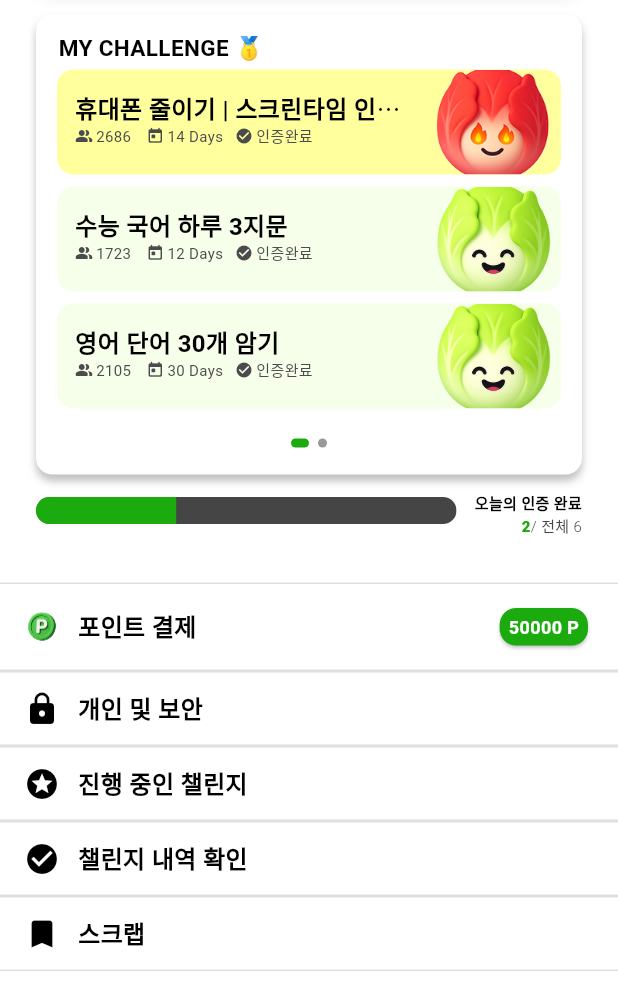
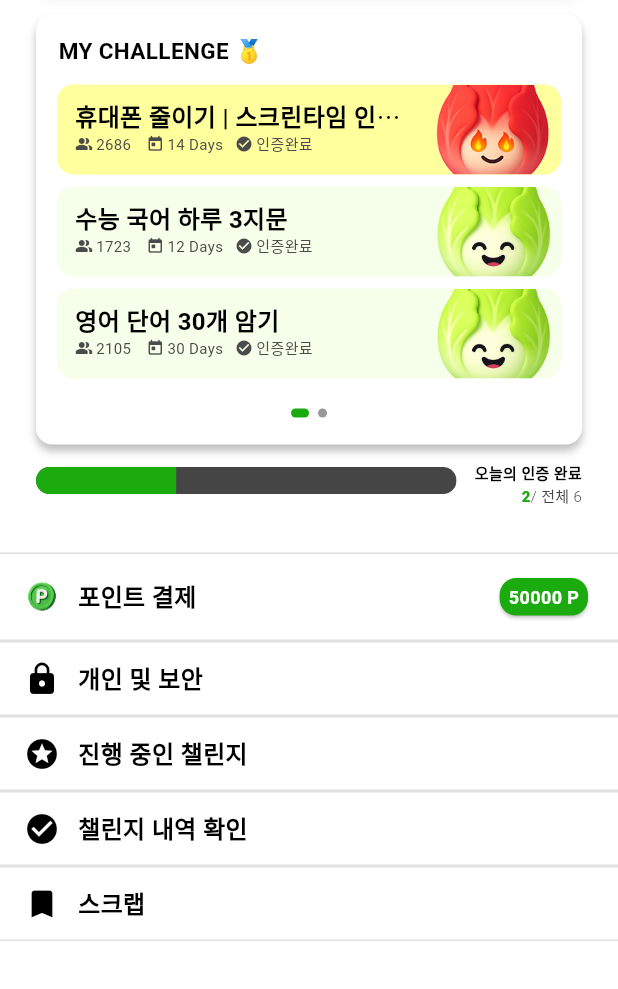
Before and after one commit to UniCon-BetU/bet_u, a Flutter app: the ProfilePage screen opened directly, on a phone screen of 412 x 824 dp, the part 247-1236 px from its top. Run offline on Flutter 3.47's test engine with Material 3 defaults, Android fonts, the phone set to English and light mode, and no system bars; our stand-ins replace image_picker, shared_preferences, smooth_page_indicator; missing offline and left inert: tosspayments_widget_sdk_flutter; accounts and stored records are empty; network calls fail; Roboto replaces fonts that are missing (Freesentation).

Commit message:
챌린지타일위젯 / 섹션위젯

```diff
--- a/lib/views/pages/challenge_tab/challenge_page.dart
+++ b/lib/views/pages/challenge_tab/challenge_page.dart
@@ -410,6 +410,7 @@ class _ChallengePageState extends State<ChallengePage> {
                             padding: const EdgeInsets.symmetric(horizontal: 24),
                             child: BetuChallengeSectionWidget(
                               challengeFrom: allChallenges,
+                              cardBackground: Color(0xFFE4FF9A),
                               onTileTap: (challenge) => _goToProcessingPage(
                                 challenge,
                                 fromSearch: _isSearching,
--- a/lib/views/pages/community_tab/board_page.dart
+++ b/lib/views/pages/community_tab/board_page.dart
@@ -14,7 +14,7 @@ class BoardPage extends StatefulWidget {
     super.key,
     required this.title,
     required this.posts,
-    this.crewId,
+    this.crewId = 0,
   });
 
   @override
--- a/lib/views/pages/community_tab/group_page.dart
+++ b/lib/views/pages/community_tab/group_page.dart
@@ -5,7 +5,7 @@ import 'package:bet_u/models/group.dart';
 import 'package:bet_u/utils/token_util.dart';
 import 'package:bet_u/views/pages/community_tab/board_page.dart';
 import 'package:bet_u/views/pages/community_tab/post_page.dart';
-import 'package:bet_u/views/widgets/challenge_section_widget.dart';
+import 'package:bet_u/views/widgets/section_widget.dart';
 import 'package:bet_u/views/widgets/postcard_widget.dart';
 import 'package:bet_u/views/widgets/profile_widget.dart';
 import 'package:bet_u/views/widgets/ranking_widget.dart';
@@ -337,7 +337,7 @@ class _GroupPageState extends State<GroupPage> {
 
               const SizedBox(height: 20),
 
-              ChallengeSectionWidget(title: '그룹 챌린지 🧩', items: demoChallenges),
+              SectionWidget(title: '그룹 챌린지 🧩', items: demoChallenges),
 
               const SizedBox(height: 20),
 
--- a/lib/views/pages/login_page.dart
+++ b/lib/views/pages/login_page.dart
@@ -52,7 +52,7 @@ class _LoginPageState extends State<LoginPage> {
     if (userEmail.isEmpty || userPassword.isEmpty) {
       ScaffoldMessenger.of(
         context,
-      ).showSnackBar(const SnackBar(content: Text('아이디와 비밀번호를 입력해주세요')));
+      ).showSnackBar(const SnackBar(content: Text('이메일과 비밀번호를 입력해주세요')));
       return;
     }
 
@@ -222,7 +222,7 @@ class _LoginPageState extends State<LoginPage> {
                         const SizedBox(height: 32),
                         TextField(
                           controller: userEmailController,
-                          decoration: customInputDecoration('아이디'),
+                          decoration: customInputDecoration('이메일'),
                           style: const TextStyle(
                             color: Colors.black,
                             fontSize: 17,
--- a/lib/views/pages/mypage_tab/profile_page.dart
+++ b/lib/views/pages/mypage_tab/profile_page.dart
@@ -8,7 +8,7 @@ import 'package:bet_u/views/widgets/my_page_setting_widget.dart';
 import 'package:flutter/material.dart';
 import '../../../models/challenge.dart';
 import '../../../models/category.dart';
-import '../../widgets/challenge_section_widget.dart';
+import '../../widgets/section_widget.dart';
 import '../../widgets/popular_section_widget.dart';
 import 'package:bet_u/views/pages/settings_page.dart';
 import '../../../theme/app_colors.dart';
@@ -96,7 +96,19 @@ class ProfilePage extends StatelessWidget {
                     ],
                   ),
                   const SizedBox(height: 16),
-                  ChallengeSectionWidget(items: myChallenges),
+                  SectionWidget(
+                    items: myChallenges,
+                    onSectionTap: () {
+                      Navigator.push(
+                        context,
+                        MaterialPageRoute(
+                          builder: (_) =>
+                              MyChallengePage(myChallenges: allChallenges),
+                        )
+                      );
+                    }
+                  ),
+
                   const SizedBox(height: 12),
                   Row(
                     mainAxisAlignment: MainAxisAlignment.spaceBetween,
--- a/lib/views/widgets/challenge_section_widget.dart
+++ /dev/null
@@ -1,106 +0,0 @@
-import 'package:flutter/material.dart';
-import '/models/challenge.dart';
-import 'package:bet_u/views/widgets/challenge_tile_widget.dart';
-import '../../theme/app_colors.dart';
-
-class ChallengeSectionWidget extends StatefulWidget {
-  final List<Challenge> items;
-  final String title;
-
-  const ChallengeSectionWidget({
-    super.key,
-    required this.items,
-    this.title = 'MY CHALLENGE 🥇',
-  });
-
-  @override
-  State<ChallengeSectionWidget> createState() => _ChallengeSectionWidgetState();
-}
-
-class _ChallengeSectionWidgetState extends State<ChallengeSectionWidget> {
-  final _pc = PageController(viewportFraction: 1.0);
-  int _page = 0;
-
-  List<List<Challenge>> get _pages {
-    final chunk = <List<Challenge>>[];
-    for (var i = 0; i < widget.items.length; i += 3) {
-      chunk.add(widget.items.sublist(i, (i + 3).clamp(0, widget.items.length)));
-    }
-    return chunk.isEmpty ? [[]] : chunk;
-  }
-
-  @override
-  void dispose() {
-    _pc.dispose();
-    super.dispose();
-  }
-
-  @override
-  Widget build(BuildContext context) {
-    return Container(
-      //margin: const EdgeInsets.symmetric(horizontal: 6),
-      padding: const EdgeInsets.symmetric(horizontal: 10, vertical: 12),
-      decoration: BoxDecoration(
-        color: Colors.white,
-        borderRadius: BorderRadius.circular(11),
-        boxShadow: [
-          BoxShadow(
-            color: Colors.black.withValues(alpha: 0.25),
-            blurRadius: 4,
-            offset: Offset(0, 4),
-          ),
-        ],
-      ),
-      child: Column(
-        crossAxisAlignment: CrossAxisAlignment.start,
-        children: [
-          Padding(
-            padding: const EdgeInsets.symmetric(horizontal: 5),
-            child: Text(
-              widget.title,
-              style: const TextStyle(fontWeight: FontWeight.w600, fontSize: 15),
-            ),
-          ),
-
-          SizedBox(
-            height: 240,
-            child: PageView.builder(
-              controller: _pc,
-              itemCount: _pages.length,
-              onPageChanged: (i) => setState(() => _page = i),
-              itemBuilder: (_, idx) => Column(
-                children: _pages[idx]
-                    .map((c) => ChallengeTileWidget(c: c, showTags: false))
-                    .toList(),
-              ),
-            ),
-          ),
-
-          const SizedBox(height: 4),
-
-          Center(
-            child: Row(
-              mainAxisSize: MainAxisSize.min,
-              children: List.generate(_pages.length, (i) {
-                final active = i == _page;
-                return AnimatedContainer(
-                  duration: const Duration(milliseconds: 200),
-                  margin: const EdgeInsets.symmetric(
-                    horizontal: 3,
-                    vertical: 6,
-                  ),
-                  width: active ? 12 : 6,
-                  height: 6,
-                  decoration: BoxDecoration(
-                    color: active ? AppColors.primaryGreen : AppColors.Gray,
-                    borderRadius: BorderRadius.circular(6),
-                  ),
-                );
-              }),
-            ),
-          ),
-        ],
-      ),
-    );
-  }
-}
--- a/lib/views/widgets/challenge_tile_widget.dart
+++ b/lib/views/widgets/challenge_tile_widget.dart
@@ -104,17 +104,6 @@ class _ChallengeTileWidgetState extends State<ChallengeTileWidget> {
             fit: BoxFit.cover,
           );
 
-    final Widget? trophyImage =
-        (widget.c.status != ChallengeStatus.notStarted &&
-            widget.c.type == 'goal')
-        ? Image.asset(
-            'assets/images/trophy.png',
-            width: 80,
-            height: 80,
-            fit: BoxFit.cover,
-          )
-        : null;
-
     final Widget rightWidget =
         widget.trailingOverride ??
         (() {
@@ -164,7 +153,7 @@ class _ChallengeTileWidgetState extends State<ChallengeTileWidget> {
             }
           },
           child: SizedBox(
-            height: 70,
+            height: widget.showTags ? 70 : 60,
             child: Row(
               children: [
                 Expanded(
--- /dev/null
+++ b/lib/views/widgets/section_widget.dart
@@ -0,0 +1,143 @@
+import 'package:flutter/material.dart';
+import '/models/challenge.dart';
+import 'package:bet_u/views/widgets/challenge_tile_widget.dart';
+import '../../theme/app_colors.dart';
+
+class SectionWidget extends StatefulWidget {
+  final List<Challenge> items;
+  final String title;
+
+  /// 섹션 전체 탭 동작
+  final VoidCallback? onSectionTap;
+
+  /// 눌렀을 때 축소 비율 (예: 0.97)
+  final double pressedScale;
+
+  /// 프레스 애니메이션 시간
+  final Duration pressedAnimDuration;
+
+  const SectionWidget({
+    super.key,
+    required this.items,
+    this.title = 'MY CHALLENGE 🥇',
+    this.onSectionTap,
+    this.pressedScale = 0.97,
+    this.pressedAnimDuration = const Duration(milliseconds: 90),
+  });
+
+  @override
+  State<SectionWidget> createState() => _SectionWidgetState();
+}
+
+class _SectionWidgetState extends State<SectionWidget> {
+  final _pc = PageController(viewportFraction: 1.0);
+  int _page = 0;
+  bool _pressed = false;
+
+  List<List<Challenge>> get _pages {
+    final chunk = <List<Challenge>>[];
+    for (var i = 0; i < widget.items.length; i += 3) {
+      chunk.add(widget.items.sublist(i, (i + 3).clamp(0, widget.items.length)));
+    }
+    return chunk.isEmpty ? [[]] : chunk;
+  }
+
+  @override
+  void dispose() {
+    _pc.dispose();
+    super.dispose();
+  }
+
+  @override
+  Widget build(BuildContext context) {
+    final radius = BorderRadius.circular(11);
+
+    return Padding(
+      // 그림자가 잘리지 않도록 살짝 여백(필요 시 조절)
+      padding: const EdgeInsets.all(0),
+      child: DecoratedBox(                    // ← 그림자/배경은 "고정" 레이어
+        decoration: BoxDecoration(
+          color: Colors.white,
+          borderRadius: radius,
+          boxShadow: const [
+            BoxShadow(
+              color: Color(0x40000000),      // == Colors.black.withOpacity(0.25)
+              blurRadius: 4,
+              offset: Offset(0, 4),
+            ),
+          ],
+        ),
+        child: ClipRRect(                     // 리플 클리핑
+          borderRadius: radius,
+          child: Material(
+            color: Colors.transparent,
+            child: InkWell(
+              onTap: widget.onSectionTap,
+              // 눌림 상태로 스케일 토글
+              onHighlightChanged: (v) => setState(() => _pressed = v),
+
+              // ✅ 내용만 스케일 (카드/그림자는 고정)
+              child: AnimatedScale(
+                scale: _pressed ? widget.pressedScale : 1.0,
+                duration: widget.pressedAnimDuration,
+                alignment: Alignment.center,
+                child: Padding(
+                  padding: const EdgeInsets.symmetric(horizontal: 10, vertical: 12),
+                  child: Column(
+                    crossAxisAlignment: CrossAxisAlignment.start,
+                    children: [
+                      const SizedBox(height: 2),
+                      const Padding(
+                        padding: EdgeInsets.symmetric(horizontal: 5),
+                        child: Text(
+                          'MY CHALLENGE 🥇', // widget.title 써도 됨
+                          style: TextStyle(fontWeight: FontWeight.w600, fontSize: 15),
+                        ),
+                      ),
+                      const SizedBox(height: 8),
+
+                      SizedBox(
+                        height: 210,
+                        child: PageView.builder(
+                          controller: _pc,
+                          itemCount: _pages.length,
+                          onPageChanged: (i) => setState(() => _page = i),
+                          itemBuilder: (_, idx) => Column(
+                            children: _pages[idx]
+                                .map((c) => ChallengeTileWidget(c: c, showTags: false))
+                                .toList(),
+                          ),
+                        ),
+                      ),
+
+                      const SizedBox(height: 4),
+                      Center(
+                        child: Row(
+                          mainAxisSize: MainAxisSize.min,
+                          children: List.generate(_pages.length, (i) {
+                            final active = i == _page;
+                            return AnimatedContainer(
+                              duration: const Duration(milliseconds: 200),
+                              margin: const EdgeInsets.symmetric(horizontal: 3, vertical: 6),
+                              width: active ? 12 : 6,
+                              height: 6,
+                              decoration: BoxDecoration(
+                                color: active ? AppColors.primaryGreen : AppColors.Gray,
+                                borderRadius: BorderRadius.circular(6),
+                              ),
+                            );
+                          }),
+                        ),
+                      ),
+                    ],
+                  ),
+                ),
+              ),
+            ),
+          ),
+        ),
+      ),
+    );
+  }
+
+}
```
Also changed, not shown: lib/views/pages/home_page.dart (+16 -2 lines), lib/views/widgets/betu_challenge_section_widget.dart (+5 -4 lines).
